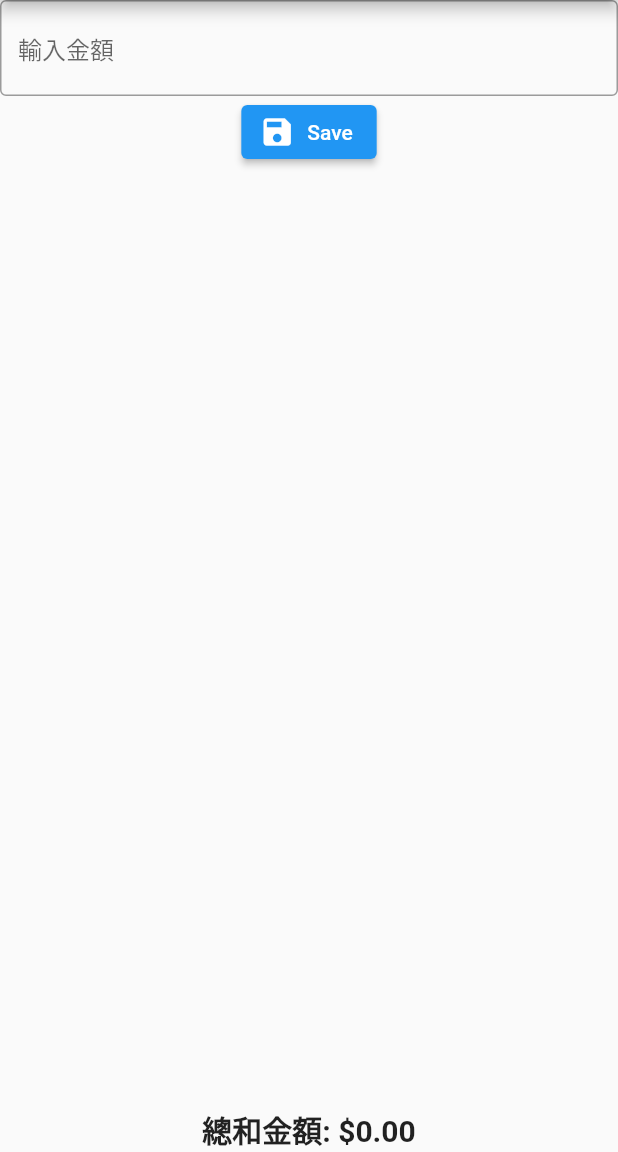
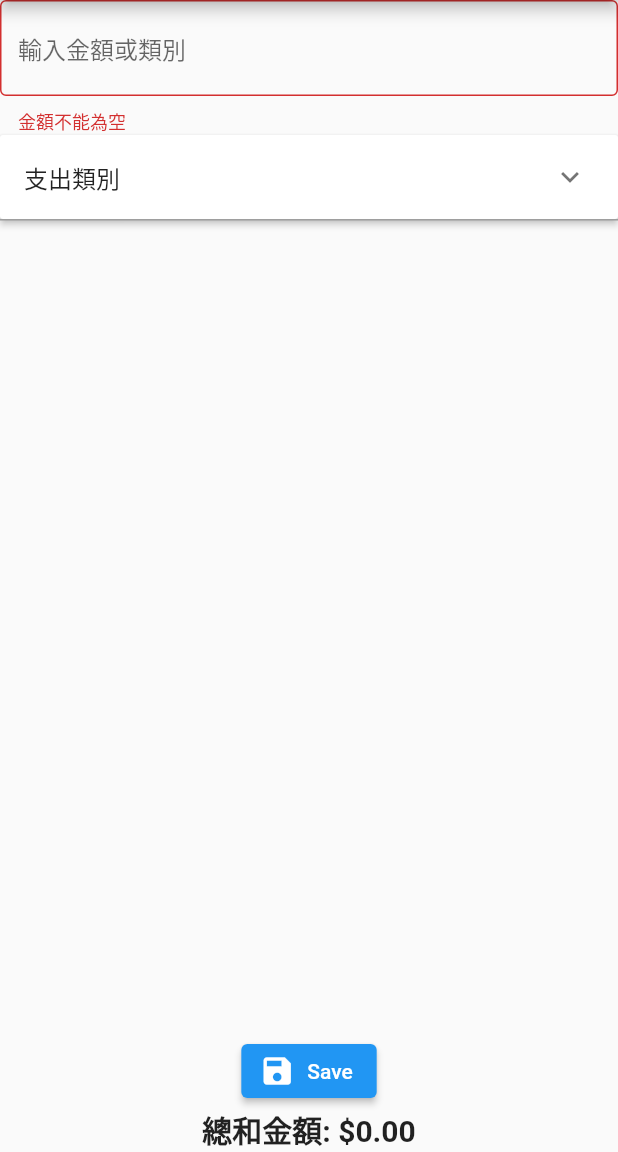
Before and after one commit to LuHai11/Lazyaccount, a Flutter app: the screen it shows after launch, after a tap on "Save", on a phone screen of 412 x 824 dp, the part 84-1236 px from its top. Run offline on Flutter 3.47's test engine with Material 2 defaults, Android fonts, the phone set to English and light mode, and no system bars.

Commit message:
add Classification function

```diff
--- a/lib/main.dart
+++ b/lib/main.dart
@@ -14,7 +14,7 @@ class MyApp extends StatelessWidget {
       theme: ThemeData(
         primarySwatch: Colors.blue,
       ),
-      home: const MyHomePage(title: 'LazyAccount'),
+      home: MyHomePage(title: 'LazyAccount'),
     );
   }
 }
@@ -28,16 +28,91 @@ class MyHomePage extends StatefulWidget {
 }
 
 class _MyHomePageState extends State<MyHomePage> {
-  List<String> addText = [];
-  double totalAmount = 0.0; // 新增總和金額變數
+  List<Map<String, dynamic>> addText = [];
+  double totalAmount = 0.0;
 
   final TextEditingController myController = TextEditingController();
+  final _formKey = GlobalKey<FormState>(); // 新增 Form 的 GlobalKey
+
+  String? _validateInput(String? value) {
+    if (value == null || value.isEmpty) {
+      return '金額不能為空';
+    }
+    double? amount = double.tryParse(value);
+    if (amount == null || amount <= 0) {
+      return '請輸入有效金額';
+    }
+    return null; // 驗證通過返回 null
+  }
+
+  String _selectedCategory = ''; // 儲存選擇的類別
+  bool _isExpanded = false; // 控制展開或收起
+
+  List<String> _categoryOptions = [
+    '食',
+    '衣',
+    '住',
+    '行',
+  ];
 
   void _add() {
+    if (_formKey.currentState!.validate()) {
+      double amount = double.parse(myController.text);
       setState(() {
-      double amount = double.tryParse(myController.text) ?? 0.0; // 取得輸入的金額
-      totalAmount += amount; // 更新總和金額
-      addText.add(myController.text);
+        totalAmount += amount;
+        addText.add({
+          'category': _selectedCategory,
+          'amount': amount,
+        });
+        _selectedCategory = ''; // 清空選擇的類別
+      });
+      myController.clear();
+      _isExpanded = false; // 選擇後自動收起
+    }
+  }
+
+  void _addCustomCategory(BuildContext context) {
+    String newCategory = '';
+    showDialog(
+      context: context,
+      builder: (BuildContext context) {
+        return AlertDialog(
+          title: Text('新增類別'),
+          content: TextField(
+            onChanged: (value) {
+              newCategory = value;
+            },
+            decoration: InputDecoration(
+              hintText: '輸入類別名稱',
+            ),
+          ),
+          actions: [
+            TextButton(
+              onPressed: () {
+                Navigator.of(context).pop(); // 取消後返回上一頁
+              },
+              child: Text('取消'),
+            ),
+            ElevatedButton(
+              onPressed: () {
+                if (newCategory.isNotEmpty) {
+                  setState(() {
+                    _categoryOptions.add(newCategory);
+                  });
+                  Navigator.of(context).pop(); // 確定後返回上一頁
+                }
+              },
+              child: Text('確定'),
+            ),
+          ],
+        );
+      },
+    );
+  }
+
+  void _deleteCategory(int index) {
+    setState(() {
+      _categoryOptions.removeAt(index);
     });
   }
 
@@ -47,38 +122,98 @@ class _MyHomePageState extends State<MyHomePage> {
       appBar: AppBar(
         title: Text(widget.title),
       ),
-      body: Column(
+      body: Form(
+        key: _formKey,
+        child: Column(
           children: <Widget>[
-          TextField(
+            TextFormField(
               controller: myController,
+              keyboardType: TextInputType.numberWithOptions(decimal: true),
+              validator: _validateInput,
               decoration: InputDecoration(
                 border: OutlineInputBorder(),
-              hintText: '輸入金額',
+                hintText: '輸入金額或類別',
+              ),
+            ),
+            SingleChildScrollView(
+              child: ExpansionPanelList(
+                expansionCallback: (index, isExpanded) {
+                  setState(() {
+                    _isExpanded = !isExpanded; // 切換展開狀態
+                  });
+                },
+                children: [
+                  ExpansionPanel(
+                    headerBuilder: (context, isExpanded) {
+                      return ListTile(
+                        title: Text(_selectedCategory.isNotEmpty
+                            ? _selectedCategory
+                            : '支出類別'),
+                      );
+                    },
+                    body: Wrap(
+                      spacing: 8.0,
+                      runSpacing: 4.0,
+                      children: [
+                        ..._categoryOptions.asMap().entries.map((entry) {
+                          int index = entry.key;
+                          String category = entry.value;
+                          return GestureDetector(
+                            onTap: () {
+                              setState(() {
+                                _selectedCategory = category;
+                              });
+                            },
+                            child: Chip(
+                              label: Text(category),
+                              onDeleted: () {
+                                _deleteCategory(index);
+                              },
+                            ),
+                          );
+                        }),
+                        GestureDetector(
+                          onTap: () {
+                            _addCustomCategory(context);
+                          },
+                          child: Chip(
+                            label: Text('新增類別'),
+                          ),
+                        ),
+                      ],
+                    ),
+                    isExpanded: _isExpanded,
+                  ),
+                ],
+              ),
+            ),
+            Expanded(
+              child: Container(
+                decoration: BoxDecoration(
+                  border: Border(top: BorderSide(color: Colors.grey)),
+                ),
+                child: ListView.builder(
+                  itemCount: addText.length,
+                  itemBuilder: (context, index) {
+                    return ListTile(
+                      title: Text(
+                          '${addText[index]['category']} - \$${addText[index]['amount'].toStringAsFixed(2)}'),
+                    );
+                  },
+                ),
               ),
             ),
             ElevatedButton.icon(
               icon: Icon(Icons.save),
               label: Text('Save'),
-            onPressed: () {
-              _add();
-              myController.clear(); // 清空 TextField 內容
-            },
-          ),
-          Expanded(
-            child: ListView.builder(
-              itemCount: addText.length,
-              itemBuilder: (context, index) {
-                return ListTile(
-                  title: Text(addText[index]),
-                );
-              },
-            ),
+              onPressed: _add,
             ),
             Text(
               '總和金額: \$${totalAmount.toStringAsFixed(2)}',
               style: TextStyle(fontSize: 20, fontWeight: FontWeight.bold),
-          ), // 顯示總和金額
+            ),
           ],
+        ),
       ),
     );
   }
```
Lines whose indentation alone changed are shown as unchanged.
